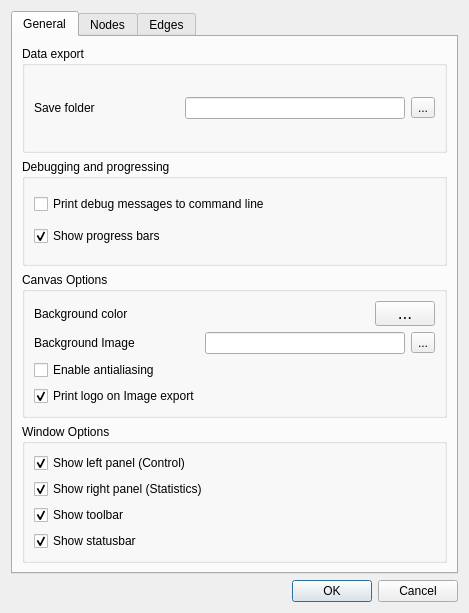
The window that src/forms/settingsdialog.ui (socnetv/app) describes before a commit, drawn with Qt 5.
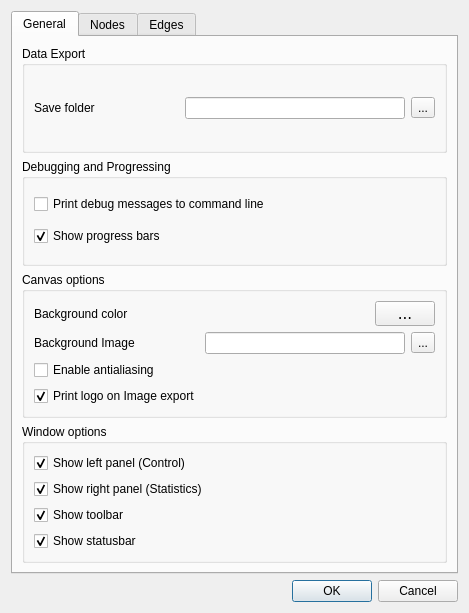
The same window after the commit. The open tabs and pages were chosen to show the change. Icons and pictures are not drawn.

Diff of the .ui file:
```diff
--- a/src/forms/settingsdialog.ui
+++ b/src/forms/settingsdialog.ui
@@ -27,7 +27,7 @@
        <item row="0" column="0">
         <widget class="QGroupBox" name="groupBox_6">
          <property name="title">
-          <string>Data export</string>
+          <string>Data Export</string>
          </property>
          <layout class="QGridLayout" name="gridLayout_7">
           <item row="0" column="0">
@@ -89,7 +89,7 @@
        <item row="1" column="0">
         <widget class="QGroupBox" name="groupBox_5">
          <property name="title">
-          <string>Debugging and progressing</string>
+          <string>Debugging and Progressing</string>
          </property>
          <layout class="QGridLayout" name="gridLayout_2">
           <item row="0" column="0">
@@ -133,7 +133,7 @@
        <item row="2" column="0">
         <widget class="QGroupBox" name="groupBox_2">
          <property name="title">
-          <string>Canvas Options</string>
+          <string>Canvas options</string>
          </property>
          <layout class="QGridLayout" name="gridLayout_3">
           <item row="0" column="0">
@@ -291,7 +291,7 @@
        <item row="3" column="0">
         <widget class="QGroupBox" name="groupBox">
          <property name="title">
-          <string>Window Options</string>
+          <string>Window options</string>
          </property>
          <layout class="QGridLayout" name="gridLayout_6">
           <item row="0" column="0">
```
Left out of the diff: 12 changed lines with no effect on the pictures.
